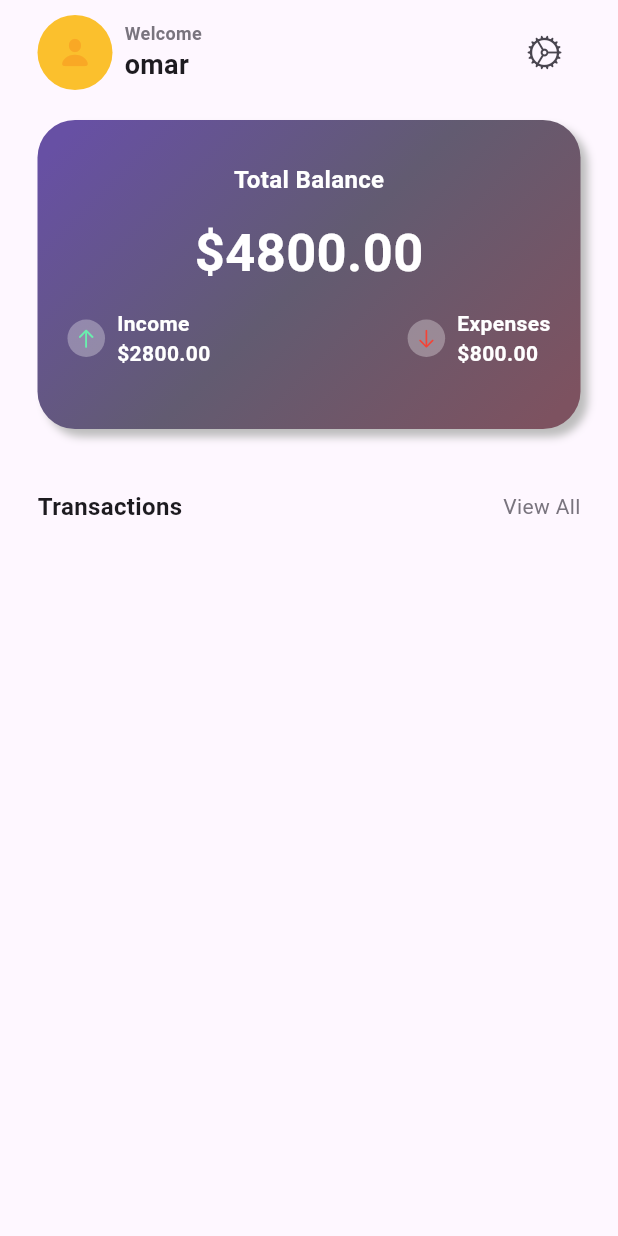
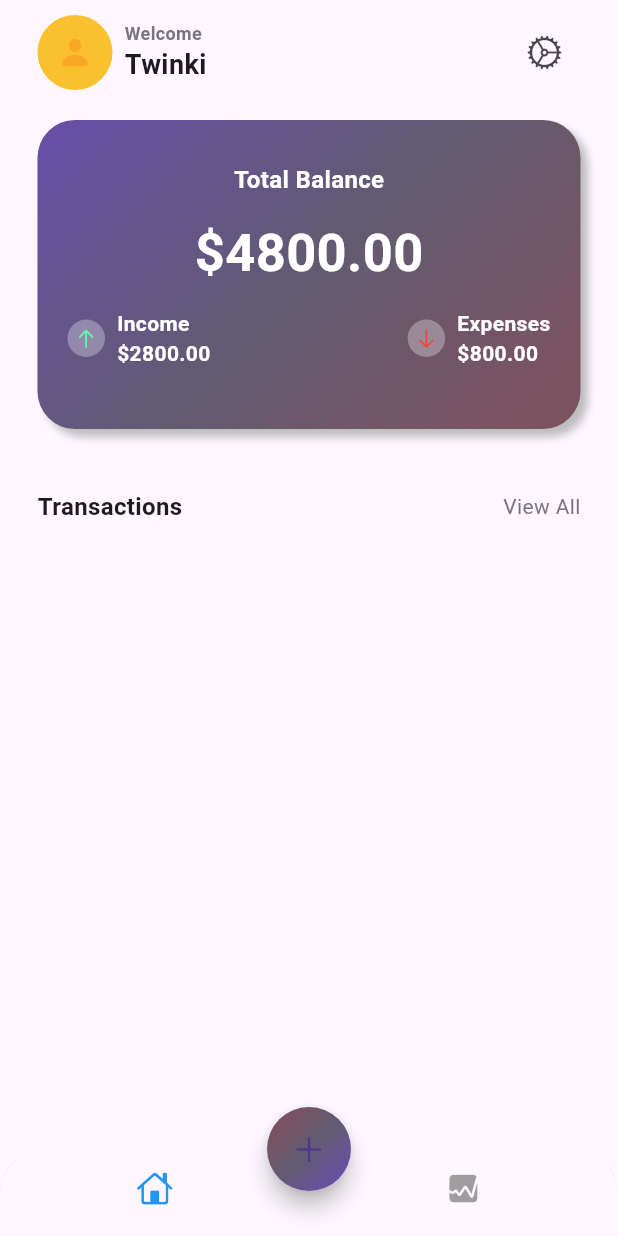
Before and after one commit to zeuss1102/expense_tracker-main, a Flutter app: the MainScreen screen opened directly with empty values, on a phone screen of 412 x 824 dp. Run offline on Flutter 3.47's test engine with Material 3 defaults, Android fonts, the phone set to English and light mode, and no system bars; our stand-ins replace bloc, cloud_firestore, equatable, firebase_auth, firebase_core, fl_chart and 3 more; accounts and stored records are empty.

Commit message:
errores en proceso de  correción

```diff
--- a/lib/screens/home/views/main_screen.dart
+++ b/lib/screens/home/views/main_screen.dart
@@ -4,16 +4,33 @@ import 'package:expenses_tracker/data/data.dart';
 import 'package:flutter/cupertino.dart';
 import 'package:flutter/material.dart';
 import 'package:intl/intl.dart';
+import 'package:flutter_bloc/flutter_bloc.dart';
+import 'package:expenses_tracker/screens/add_expense/blocs/create_categorybloc/create_category_bloc.dart';
+import 'package:expenses_tracker/screens/add_expense/blocs/create_expense_bloc/create_expense_bloc.dart';
+import 'package:expenses_tracker/screens/add_expense/blocs/get_categories_bloc/get_categories_bloc.dart';
+import 'package:expenses_tracker/screens/add_expense/views/add_expense.dart';
+import 'package:expenses_tracker/screens/stats/stats.dart';
 
-class MainScreen extends StatelessWidget {
-  final List<Expense>extepense;
-  const MainScreen(this.extepense, {super.key});
+class MainScreen extends StatefulWidget {
+  final List<Expense> expenses;
+
+  const MainScreen(this.expenses, {super.key});
+
+  @override
+  State<MainScreen> createState() => _MainScreenState();
+}
+
+class _MainScreenState extends State<MainScreen> {
+  int index = 0;
+  late Color selectedItem = Colors.blue;
+  Color unselectedItem = Colors.grey;
 
   @override
   Widget build(BuildContext context) {
     return SafeArea(
-      child: Padding(
-        padding: const EdgeInsets.symmetric(horizontal: 25.0,vertical: 10),
+      child: Scaffold(
+        body: Padding(
+          padding: const EdgeInsets.symmetric(horizontal: 25.0, vertical: 10),
           child: Column(
             children: [
               Row(
@@ -29,44 +46,49 @@ class MainScreen extends StatelessWidget {
                             height: 50,
                             decoration: BoxDecoration(
                               shape: BoxShape.circle,
-                            color: Colors.yellow[700]
-                          )
+                              color: Colors.yellow[700],
+                            ),
                           ),
                           Icon(
                             CupertinoIcons.person_fill,
                             color: Colors.yellow[800],
-                        )
+                          ),
                         ],
                       ),
-                    const SizedBox(width: 8,),
+                      const SizedBox(width: 8),
                       Column(
                         crossAxisAlignment: CrossAxisAlignment.start,
                         children: [
-                        Text('Welcome',
+                          Text(
+                            'Welcome',
                             style: TextStyle(
                               fontSize: 12,
                               fontWeight: FontWeight.w600,
-                          color: Theme.of(context).colorScheme.outline
+                              color: Theme.of(context).colorScheme.outline,
                             ),
                           ),
-                        Text('omar',
+                          Text(
+                            'Twinki',
                             style: TextStyle(
                               fontSize: 18,
                               fontWeight: FontWeight.bold,
-                          color: Theme.of(context).colorScheme.onSurface
+                              color: Theme.of(context).colorScheme.onSurface,
                             ),
-                        )
+                          ),
                         ],
                       ),
                     ],
                   ),
-                 IconButton(onPressed: () {}, icon: const Icon(CupertinoIcons.settings))
+                  IconButton(
+                    onPressed: () {},
+                    icon: const Icon(CupertinoIcons.settings),
+                  ),
                 ],
               ),
-            const SizedBox(height: 20,),
+              const SizedBox(height: 20),
               Container(
                 width: MediaQuery.of(context).size.width,
-              height:  MediaQuery.of(context).size.width / 2,
+                height: MediaQuery.of(context).size.width / 2,
                 decoration: BoxDecoration(
                   gradient: LinearGradient(
                     colors: [
@@ -77,13 +99,13 @@ class MainScreen extends StatelessWidget {
                     transform: const GradientRotation(pi / 4),
                   ),
                   borderRadius: BorderRadius.circular(25),
-                boxShadow:[
+                  boxShadow: [
                     BoxShadow(
                       blurRadius: 4,
                       color: Colors.grey.shade400,
-                    offset: const Offset(5, 5)
-                   )
-                ]
+                      offset: const Offset(5, 5),
+                    ),
+                  ],
                 ),
                 child: Column(
                   mainAxisAlignment: MainAxisAlignment.center,
@@ -93,7 +115,7 @@ class MainScreen extends StatelessWidget {
                       style: TextStyle(
                         fontSize: 16,
                         color: Colors.white,
-                      fontWeight: FontWeight.w600
+                        fontWeight: FontWeight.w600,
                       ),
                     ),
                     const SizedBox(height: 12),
@@ -102,11 +124,12 @@ class MainScreen extends StatelessWidget {
                       style: TextStyle(
                         fontSize: 35,
                         color: Colors.white,
-                      fontWeight: FontWeight.bold
+                        fontWeight: FontWeight.bold,
                       ),
                     ),
                     Padding(
-                    padding: const EdgeInsets.symmetric(vertical: 12,horizontal: 20),
+                      padding: const EdgeInsets.symmetric(
+                          vertical: 12, horizontal: 20),
                       child: Row(
                         mainAxisAlignment: MainAxisAlignment.spaceBetween,
                         children: [
@@ -117,14 +140,14 @@ class MainScreen extends StatelessWidget {
                                 height: 25,
                                 decoration: const BoxDecoration(
                                   color: Colors.white30,
-                                shape:  BoxShape.circle
+                                  shape: BoxShape.circle,
                                 ),
-                              child:  const Center(
-                              child:  Icon(
+                                child: const Center(
+                                  child: Icon(
                                     CupertinoIcons.arrow_up,
                                     size: 15,
                                     color: Colors.greenAccent,
-                                )
+                                  ),
                                 ),
                               ),
                               const SizedBox(width: 8),
@@ -136,7 +159,7 @@ class MainScreen extends StatelessWidget {
                                     style: TextStyle(
                                       fontSize: 14,
                                       color: Colors.white,
-                                  fontWeight: FontWeight.bold
+                                      fontWeight: FontWeight.bold,
                                     ),
                                   ),
                                   Text(
@@ -144,11 +167,11 @@ class MainScreen extends StatelessWidget {
                                     style: TextStyle(
                                       fontSize: 14,
                                       color: Colors.white,
-                                  fontWeight: FontWeight.bold
+                                      fontWeight: FontWeight.bold,
                                     ),
-                                 )
+                                  ),
                                 ],
-                            )
+                              ),
                             ],
                           ),
                           Row(
@@ -158,14 +181,14 @@ class MainScreen extends StatelessWidget {
                                 height: 25,
                                 decoration: const BoxDecoration(
                                   color: Colors.white30,
-                                shape:  BoxShape.circle
+                                  shape: BoxShape.circle,
                                 ),
-                              child:  const Center(
-                              child:  Icon(
+                                child: const Center(
+                                  child: Icon(
                                     CupertinoIcons.arrow_down,
                                     size: 15,
                                     color: Colors.red,
-                                )
+                                  ),
                                 ),
                               ),
                               const SizedBox(width: 8),
@@ -177,7 +200,7 @@ class MainScreen extends StatelessWidget {
                                     style: TextStyle(
                                       fontSize: 14,
                                       color: Colors.white,
-                                  fontWeight: FontWeight.bold
+                                      fontWeight: FontWeight.bold,
                                     ),
                                   ),
                                   Text(
@@ -185,16 +208,16 @@ class MainScreen extends StatelessWidget {
                                     style: TextStyle(
                                       fontSize: 14,
                                       color: Colors.white,
-                                  fontWeight: FontWeight.bold
+                                      fontWeight: FontWeight.bold,
                                     ),
-                                 )
-                              ],
-                            )
+                                  ),
                                 ],
                               ),
                             ],
                           ),
-                  )
+                        ],
+                      ),
+                    ),
                   ],
                 ),
               ),
@@ -207,35 +230,33 @@ class MainScreen extends StatelessWidget {
                     style: TextStyle(
                       fontSize: 16,
                       color: Theme.of(context).colorScheme.onSurface,
-                    fontWeight: FontWeight.bold
+                      fontWeight: FontWeight.bold,
                     ),
                   ),
                   GestureDetector(
-                  onTap: () {
-
-                  },
+                    onTap: () {},
                     child: Text(
                       'View All',
                       style: TextStyle(
                         fontSize: 14,
                         color: Theme.of(context).colorScheme.outline,
-                      fontWeight: FontWeight.w400
+                        fontWeight: FontWeight.w400,
                       ),
                     ),
-                 )
+                  ),
                 ],
               ),
               const SizedBox(height: 20),
               Expanded(
                 child: ListView.builder(
-                itemCount: extepense.length,
+                  itemCount: widget.expenses.length,
                   itemBuilder: (context, int i) {
                     return Padding(
                       padding: const EdgeInsets.only(bottom: 16.0),
                       child: Container(
                         decoration: BoxDecoration(
                           color: Colors.grey[50],
-                        borderRadius: BorderRadius.circular(12)
+                          borderRadius: BorderRadius.circular(12),
                         ),
                         child: Padding(
                           padding: const EdgeInsets.all(16.0),
@@ -251,25 +272,25 @@ class MainScreen extends StatelessWidget {
                                         width: 50,
                                         height: 50,
                                         decoration: BoxDecoration(
-                                          color: Color(extepense[i].category.color),
-                                          shape: BoxShape.circle
+                                          color: Color(widget.expenses[i]
+                                              .category.color),
+                                          shape: BoxShape.circle,
                                         ),
                                       ),
                                       Image.asset(
-                                        'assets/${extepense[i].category.icon}.png',
+                                        'assets/${widget.expenses[i].category.icon}.png',
                                         scale: 2,
-                                        //color: Colors.white,
-                                      )
+                                      ),
                                     ],
                                   ),
-                                  // ignore: prefer_const_constructors
-                                  SizedBox(width: 12),
+                                  const SizedBox(width: 12),
                                   Text(
-                                    extepense[i].category.name,
+                                    widget.expenses[i].category.name,
                                     style: TextStyle(
                                       fontSize: 14,
-                                    color: Theme.of(context).colorScheme.onSurface,
-                                    fontWeight: FontWeight.w500
+                                      color:
+                                          Theme.of(context).colorScheme.onSurface,
+                                      fontWeight: FontWeight.w500,
                                     ),
                                   ),
                                 ],
@@ -278,23 +299,26 @@ class MainScreen extends StatelessWidget {
                                 crossAxisAlignment: CrossAxisAlignment.end,
                                 children: [
                                   Text(
-                                    "\$${extepense[i].amount}.00",
+                                    "\$${widget.expenses[i].amount}.00",
                                     style: TextStyle(
                                       fontSize: 14,
-                                    color: Theme.of(context).colorScheme.onSurface,
-                                    fontWeight: FontWeight.w400
+                                      color:
+                                          Theme.of(context).colorScheme.onSurface,
+                                      fontWeight: FontWeight.w400,
                                     ),
                                   ),
                                   Text(
-                                    DateFormat('dd/MM/yyyy').format(extepense[i].date),
+                                    DateFormat('dd/MM/yyyy')
+                                        .format(widget.expenses[i].date),
                                     style: TextStyle(
                                       fontSize: 14,
-                                    color: Theme.of(context).colorScheme.outline,
-                                    fontWeight: FontWeight.w400
+                                      color:
+                                          Theme.of(context).colorScheme.outline,
+                                      fontWeight: FontWeight.w400,
                                     ),
                                   ),
                                 ],
-                                )
+                              ),
                             ],
                           ),
                         ),
@@ -302,8 +326,87 @@ class MainScreen extends StatelessWidget {
                     );
                   },
                 ),
-            )
+              ),
             ],
+          ),
+        ),
+        bottomNavigationBar: ClipRRect(
+          borderRadius: const BorderRadius.vertical(
+            top: Radius.circular(30),
+          ),
+          child: BottomNavigationBar(
+            onTap: (value) {
+              setState(() {
+                index = value;
+              });
+            },
+            showSelectedLabels: false,
+            showUnselectedLabels: false,
+            elevation: 3,
+            items: [
+              BottomNavigationBarItem(
+                icon: Icon(
+                  CupertinoIcons.home,
+                  color: index == 0 ? selectedItem : unselectedItem,
+                ),
+                label: 'Home',
+              ),
+              BottomNavigationBarItem(
+                icon: Icon(
+                  CupertinoIcons.graph_square_fill,
+                  color: index == 1 ? selectedItem : unselectedItem,
+                ),
+                label: 'Stats',
+              ),
+            ],
+          ),
+        ),
+                floatingActionButtonLocation: FloatingActionButtonLocation.centerDocked,
+        floatingActionButton: FloatingActionButton(
+          onPressed: () async {
+            var newExpense = await Navigator.push(
+              context,
+              MaterialPageRoute<Expense>(
+                builder: (BuildContext context) => MultiBlocProvider(
+                  providers: [
+                    BlocProvider(
+                      create: (context) => CreateCategoryBloc(FirebaseExpenseRepo()),
+                    ),
+                    BlocProvider(
+                      create: (context) => GetCategoriesBloc(FirebaseExpenseRepo())
+                        ..add(GetCategories()),
+                    ),
+                    BlocProvider(
+                      create: (context) => CreateExpenseBloc(FirebaseExpenseRepo()),
+                    ),
+                  ],
+                  child: const AddExpense(),
+                ),
+              ),
+            );
+            if (newExpense != null) {
+              setState(() {
+                widget.expenses.insert(0, newExpense);
+              });
+            }
+          },
+          shape: const CircleBorder(),
+          child: Container(
+            width: 60,
+            height: 60,
+            decoration: BoxDecoration(
+              shape: BoxShape.circle,
+              gradient: LinearGradient(
+                colors: [
+                  Theme.of(context).colorScheme.tertiary,
+                  Theme.of(context).colorScheme.secondary,
+                  Theme.of(context).colorScheme.primary,
+                ],
+                transform: const GradientRotation(pi / 4),
+              ),
+            ),
+            child: const Icon(CupertinoIcons.add),
+          ),
         ),
       ),
     );
```
Lines whose indentation alone changed are shown as unchanged.
